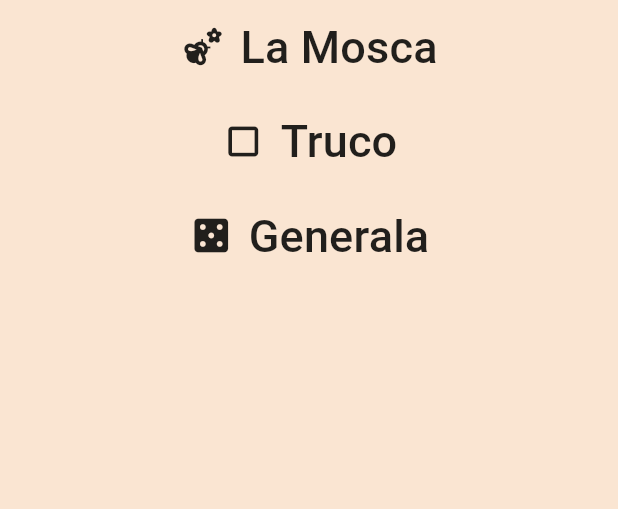
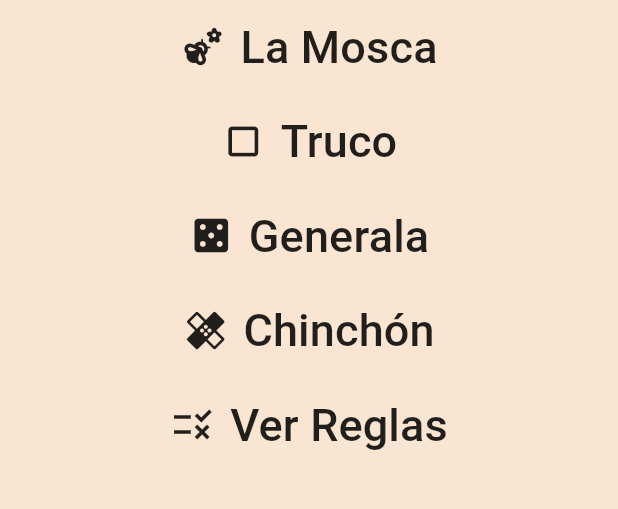
Before and after one commit to sanchez-matias/flutter_timbus, a Flutter app: the screen it shows after launch, on a phone screen of 412 x 824 dp, the part 65-574 px from its top. Run offline on Flutter 3.47's test engine with Material 3 defaults, Android fonts, the phone set to English and light mode, and no system bars; our stand-ins replace equatable, flutter_bloc.

Commit message:
Implement empty screens to the app

```diff
--- a/lib/bloc/blocs.dart
+++ b/lib/bloc/blocs.dart
@@ -1 +1,2 @@
 export 'mosca/mosca_bloc.dart';
+export 'new_score/new_score_cubit.dart';
--- a/lib/main.dart
+++ b/lib/main.dart
@@ -1,8 +1,8 @@
 import 'package:flutter/material.dart';
 import 'package:flutter_bloc/flutter_bloc.dart';
 import 'package:flutter_timbus_annotations/bloc/blocs.dart';
-import 'package:flutter_timbus_annotations/bloc/new_score/new_score_cubit.dart';
 import 'package:flutter_timbus_annotations/screens/screens.dart';
+import 'package:flutter_timbus_annotations/theme/theme.dart';
 
 void main() => runApp(const BlocProviders());
 
@@ -37,24 +37,13 @@ class MyApp extends StatelessWidget {
       routes: {
         'home': (context) => const HomeScreen(),
         'mosca': (context) => const MoscaScreen(),
+        'truco':(context) => const TrucoScreen(),
+        'generala':(context) => const GeneralaScreen(),
+        'chinchon':(context) => const ChinchonScreen(),
+        'rules':(context) => const RulesScreen(),
+
       },
-      theme: ThemeData.light().copyWith(
-        primaryColor: const Color.fromARGB(255, 250, 229, 210),
-        appBarTheme: const AppBarTheme(
-          backgroundColor: Color.fromARGB(255, 0, 28, 40),
-          titleTextStyle: TextStyle(color: Colors.white, fontSize: 20),
-        ),
-        scaffoldBackgroundColor: const Color.fromARGB(255, 250, 229, 210),
-        floatingActionButtonTheme: FloatingActionButtonThemeData(
-          backgroundColor: const Color.fromARGB(255, 0, 28, 40),
-          splashColor: Colors.white.withOpacity(0.5),
-          foregroundColor: Colors.white,
-        ),
-        dividerColor: const Color.fromARGB(255, 0, 28, 40),
-        bottomAppBarTheme: const BottomAppBarTheme(color: Color.fromARGB(230, 0, 28, 40)),
-        iconButtonTheme: const IconButtonThemeData(style: ButtonStyle(iconSize: MaterialStatePropertyAll(30)))
-        // TODO: dialogTheme: const DialogTheme(),
-      ),
+      theme: AppTheme(isDarkMode: false).getLightTheme(),
     );
   }
 }
--- a/lib/screens/home.dart
+++ b/lib/screens/home.dart
@@ -26,6 +26,16 @@ class HomeScreen extends StatelessWidget {
               title: 'Generala',
               icon: Icons.casino,
               routeName: 'generala',
+            ),
+            _GameOptionButton(
+              title: 'Chinchón',
+              icon: Icons.healing_outlined,
+              routeName: 'chinchon',
+            ),
+            _GameOptionButton(
+              title: 'Ver Reglas',
+              icon: Icons.rule,
+              routeName: 'rules',
             ),
           ],
         ),
--- a/lib/screens/screens.dart
+++ b/lib/screens/screens.dart
@@ -1,2 +1,6 @@
 export 'home.dart';
 export 'mosca_screen.dart';
+export 'chinchon_screen.dart';
+export 'generala_screen.dart';
+export 'rules_screen.dart';
+export 'truco_screen.dart';
--- /dev/null
+++ b/lib/theme/theme.dart
@@ -0,0 +1,27 @@
+import 'package:flutter/material.dart';
+
+class AppTheme {
+  final bool isDarkMode;
+
+  AppTheme({required this.isDarkMode});
+
+  ThemeData getLightTheme() => ThemeData.light().copyWith(
+      primaryColor: const Color.fromARGB(255, 250, 229, 210),
+      appBarTheme: const AppBarTheme(
+        backgroundColor: Color.fromARGB(255, 0, 28, 40),
+        titleTextStyle: TextStyle(color: Colors.white, fontSize: 20),
+      ),
+      scaffoldBackgroundColor: const Color.fromARGB(255, 250, 229, 210),
+      floatingActionButtonTheme: FloatingActionButtonThemeData(
+        backgroundColor: const Color.fromARGB(255, 0, 28, 40),
+        splashColor: Colors.white.withOpacity(0.5),
+        foregroundColor: Colors.white,
+      ),
+      dividerColor: const Color.fromARGB(255, 0, 28, 40),
+      bottomAppBarTheme:
+          const BottomAppBarTheme(color: Color.fromARGB(230, 0, 28, 40)),
+      iconButtonTheme: const IconButtonThemeData(
+          style: ButtonStyle(iconSize: MaterialStatePropertyAll(30)))
+      // TODO: dialogTheme: const DialogTheme(),
+      );
+}
```
Also changed, not shown: lib/screens/chinchon_screen.dart (added, +14 -0 lines), lib/screens/generala_screen.dart (added, +14 -0 lines), lib/screens/rules_screen.dart (added, +14 -0 lines), lib/screens/truco_screen.dart (added, +14 -0 lines).
